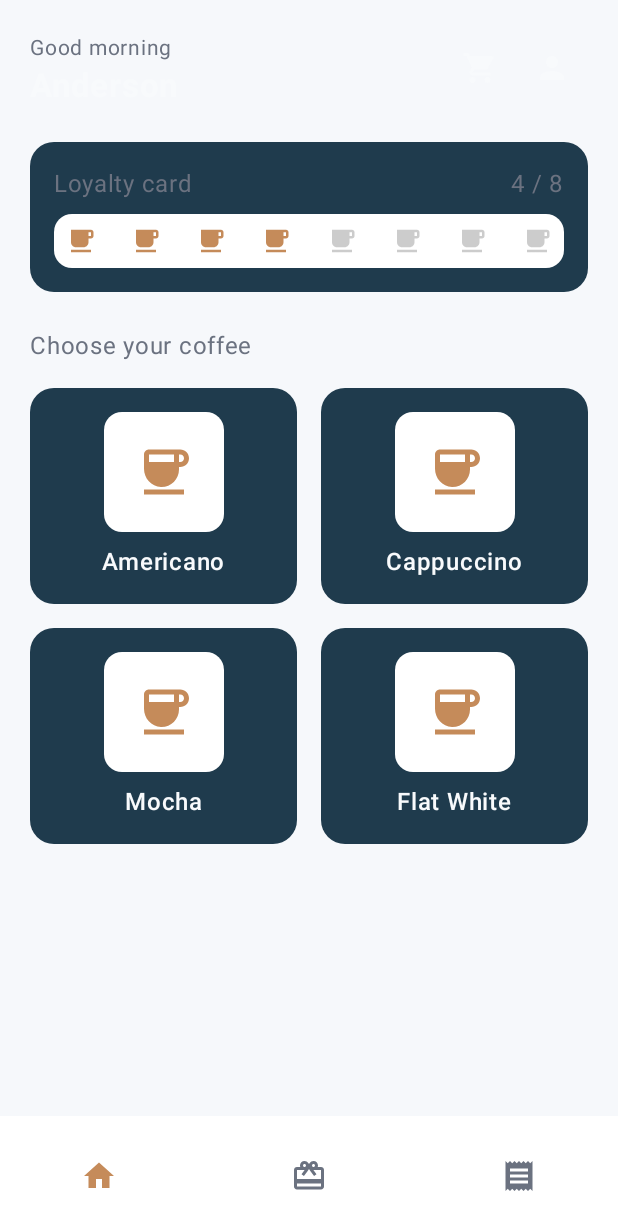
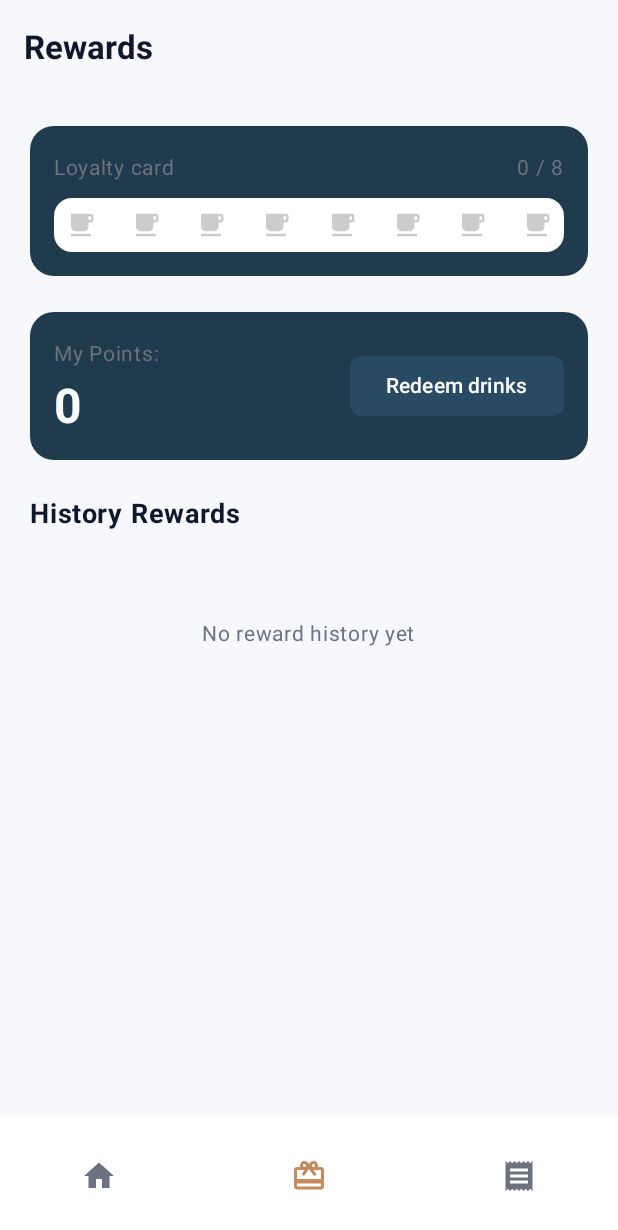
Before and after one commit to coderbian/TheCodeCup, an Android app built with Jetpack Compose: the screen it shows after launch (MainActivity), item 2 of the bottom bar chosen, on a phone screen of 412 x 824 dp. Shown: the top 1230 px of the screen. Run offline under Robolectric (Android 15) with nearby library versions, the phone set to English and light mode, and no system bars.

Commit message:
feat: add rewards screen and redeem screen

```diff
--- a/app/src/main/java/com/example/thecodecup/MainActivity.kt
+++ b/app/src/main/java/com/example/thecodecup/MainActivity.kt
@@ -13,6 +13,8 @@ import com.example.thecodecup.ui.screens.DetailsScreen
 import com.example.thecodecup.ui.screens.CartScreen
 import com.example.thecodecup.screens.OrderSuccessScreen
 import com.example.thecodecup.screens.MyOrdersScreen
+import com.example.thecodecup.screens.RewardsScreen
+import com.example.thecodecup.screens.RedeemScreen
 
 class MainActivity : ComponentActivity() {
     override fun onCreate(savedInstanceState: Bundle?) {
@@ -39,6 +41,12 @@ class MainActivity : ComponentActivity() {
 
                     // Route My Orders
                     composable(Screen.MyOrders.route) { MyOrdersScreen(navController) }
+
+                    // Route Rewards
+                    composable(Screen.Rewards.route) { RewardsScreen(navController) }
+
+                    // Route Redeem
+                    composable(Screen.Redeem.route) { RedeemScreen(navController) }
                 }
             }
         }
--- a/app/src/main/java/com/example/thecodecup/Screens.kt
+++ b/app/src/main/java/com/example/thecodecup/Screens.kt
@@ -9,4 +9,6 @@ sealed class Screen(val route: String) {
     object Cart : Screen("cart_screen")
     object OrderSuccess : Screen("order_success_screen")
     object MyOrders : Screen("my_orders_screen")
+    object Rewards : Screen("rewards_screen")
+    object Redeem : Screen("redeem_screen")
 }
--- a/app/src/main/java/com/example/thecodecup/model/CoffeeData.kt
+++ b/app/src/main/java/com/example/thecodecup/model/CoffeeData.kt
@@ -1,6 +1,7 @@
 package com.example.thecodecup.model
 
 import androidx.compose.runtime.mutableStateListOf
+import androidx.compose.runtime.mutableStateOf
 import java.text.SimpleDateFormat
 import java.util.*
 
@@ -38,6 +39,22 @@ data class Order(
     val address: String = "3 Addersion Court Chino Hills, HO56824, United State"
 )
 
+// Định nghĩa cấu trúc reward history entry
+data class RewardHistory(
+    val id: String,
+    val coffeeName: String,
+    val points: Int,
+    val dateTime: String
+)
+
+// Định nghĩa cấu trúc redeemable item
+data class RedeemableItem(
+    val id: String,
+    val name: String,
+    val pointsRequired: Int,
+    val validUntil: String
+)
+
 // Singleton quản lý dữ liệu (Giả lập Database)
 object DataManager {
     // Menu Cafe giả
@@ -53,6 +70,22 @@ object DataManager {
 
     // Danh sách đơn hàng
     val orders = mutableStateListOf<Order>()
+
+    // Loyalty stamps (0-8)
+    var loyaltyStamps = mutableStateOf(0)
+
+    // Total reward points
+    var totalPoints = mutableStateOf(0)
+
+    // Reward history
+    val rewardHistory = mutableStateListOf<RewardHistory>()
+
+    // Redeemable items
+    val redeemableItems = listOf(
+        RedeemableItem("1", "Cafe Latte", 180, "04.07.21"),
+        RedeemableItem("2", "Flat White", 180, "04.07.21"),
+        RedeemableItem("3", "Cappuccino", 180, "04.07.21")
+    )
 
     fun addToCart(item: CartItem) {
         cart.add(item)
@@ -86,7 +119,16 @@ object DataManager {
         val orderIndex = orders.indexOfFirst { it.id == orderId }
         if (orderIndex != -1) {
             val order = orders[orderIndex]
+            val oldStatus = order.status
             orders[orderIndex] = order.copy(status = status)
+
+            // If order is being completed, add rewards
+            if (oldStatus == OrderStatus.ONGOING && status == OrderStatus.COMPLETED) {
+                // Increment loyalty stamps
+                incrementLoyaltyStamps()
+                // Add reward points and history
+                addRewardPoints(order)
+            }
         }
     }
 
@@ -95,4 +137,42 @@ object DataManager {
         val dateFormat = SimpleDateFormat("dd MMMM | hh:mm a", Locale.ENGLISH)
         return dateFormat.format(Date())
     }
+
+    // Increment loyalty stamps when order is completed
+    fun incrementLoyaltyStamps() {
+        if (loyaltyStamps.value < 8) {
+            loyaltyStamps.value = loyaltyStamps.value + 1
+        }
+    }
+
+    // Reset loyalty stamps when reaching 8
+    fun resetLoyaltyStamps() {
+        loyaltyStamps.value = 0
+    }
+
+    // Add reward points and history when order is completed
+    fun addRewardPoints(order: Order) {
+        // Award 12 points per order (as shown in Figma)
+        val pointsEarned = 12
+        totalPoints.value = totalPoints.value + pointsEarned
+
+        // Add to reward history (use first coffee name from order)
+        val coffeeName = order.items.firstOrNull()?.coffee?.name ?: "Order"
+        val historyEntry = RewardHistory(
+            id = UUID.randomUUID().toString(),
+            coffeeName = coffeeName,
+            points = pointsEarned,
+            dateTime = order.dateTime
+        )
+        rewardHistory.add(historyEntry)
+    }
+
+    // Redeem points for an item
+    fun redeemPoints(item: RedeemableItem): Boolean {
+        if (totalPoints.value >= item.pointsRequired) {
+            totalPoints.value = totalPoints.value - item.pointsRequired
+            return true
+        }
+        return false
+    }
 }
--- a/app/src/main/java/com/example/thecodecup/screens/HomeScreen.kt
+++ b/app/src/main/java/com/example/thecodecup/screens/HomeScreen.kt
@@ -7,8 +7,10 @@ import androidx.compose.foundation.lazy.grid.LazyVerticalGrid
 import androidx.compose.foundation.shape.RoundedCornerShape
 import androidx.compose.material.icons.Icons
 import androidx.compose.material.icons.filled.*
+import androidx.compose.foundation.clickable
 import androidx.compose.material3.*
 import androidx.compose.runtime.Composable
+import androidx.compose.runtime.getValue
 import androidx.compose.ui.Alignment
 import androidx.compose.ui.Modifier
 import androidx.compose.ui.draw.clip
@@ -18,6 +20,7 @@ import androidx.compose.ui.unit.dp
 import androidx.compose.ui.unit.sp
 import androidx.navigation.NavController
 import com.example.thecodecup.Screen
+import com.example.thecodecup.model.DataManager
 import com.example.thecodecup.ui.theme.*
 
 @OptIn(ExperimentalMaterial3Api::class)
@@ -39,7 +42,7 @@ fun HomeScreen(navController: NavController) {
             Spacer(modifier = Modifier.height(24.dp))
 
             // 2. Loyalty Card View
-            LoyaltyCardSection()
+            LoyaltyCardSection(navController)
 
             Spacer(modifier = Modifier.height(24.dp))
 
@@ -71,16 +74,25 @@ fun HeaderSection() {
 }
 
 @Composable
-fun LoyaltyCardSection() {
+fun LoyaltyCardSection(navController: NavController) {
+    val loyaltyStamps by DataManager.loyaltyStamps
+
     Card(
         colors = CardDefaults.cardColors(containerColor = LightCards),
         shape = RoundedCornerShape(16.dp),
-        modifier = Modifier.fillMaxWidth().height(100.dp)
+        modifier = Modifier
+            .fillMaxWidth()
+            .height(100.dp)
+            .clickable(enabled = loyaltyStamps >= 8) {
+                if (loyaltyStamps >= 8) {
+                    DataManager.resetLoyaltyStamps()
+                }
+            }
     ) {
         Column(modifier = Modifier.padding(16.dp), verticalArrangement = Arrangement.Center) {
             Row(modifier = Modifier.fillMaxWidth(), horizontalArrangement = Arrangement.SpaceBetween) {
-                Text("Loyalty card", color = TextGray)
-                Text("4 / 8", color = TextGray)
+                Text("Loyalty card", color = TextGray, fontSize = 14.sp)
+                Text("$loyaltyStamps / 8", color = TextGray, fontSize = 14.sp)
             }
             Spacer(modifier = Modifier.height(8.dp))
             Row(
@@ -91,8 +103,7 @@ fun LoyaltyCardSection() {
                     Icon(
                         imageVector = Icons.Default.LocalCafe,
                         contentDescription = null,
-                        // 4 ly đầu màu nâu, 4 ly sau màu xám
-                        tint = if (index < 4) CoffeeBrown else Color.LightGray,
+                        tint = if (index < loyaltyStamps) CoffeeBrown else Color.LightGray,
                         modifier = Modifier.size(20.dp)
                     )
                 }
@@ -153,10 +164,18 @@ fun BottomNavBar(navController: NavController, currentRoute: String? = null) {
             colors = NavigationBarItemDefaults.colors(indicatorColor = SurfaceLight, selectedIconColor = CoffeeBrown, unselectedIconColor = TextGray)
         )
         NavigationBarItem(
-            icon = { Icon(Icons.Default.CardGiftcard, null) }, // Rewards icon placeholder
-            selected = false,
-            onClick = {},
-            colors = NavigationBarItemDefaults.colors(unselectedIconColor = TextGray)
+            icon = { Icon(Icons.Default.CardGiftcard, null) }, // Rewards icon
+            selected = currentRoute == Screen.Rewards.route,
+            onClick = {
+                navController.navigate(Screen.Rewards.route) {
+                    popUpTo(Screen.Home.route) { inclusive = false }
+                }
+            },
+            colors = NavigationBarItemDefaults.colors(
+                indicatorColor = SurfaceLight,
+                selectedIconColor = CoffeeBrown,
+                unselectedIconColor = TextGray
+            )
         )
         NavigationBarItem(
             icon = { Icon(Icons.Default.Receipt, null) }, // Orders icon
--- /dev/null
+++ b/app/src/main/java/com/example/thecodecup/screens/RewardsScreen.kt
@@ -0,0 +1,204 @@
+package com.example.thecodecup.screens
+
+import androidx.compose.foundation.background
+import androidx.compose.foundation.clickable
+import androidx.compose.foundation.layout.*
+import androidx.compose.foundation.lazy.LazyColumn
+import androidx.compose.foundation.lazy.items
+import androidx.compose.foundation.shape.RoundedCornerShape
+import androidx.compose.material.icons.Icons
+import androidx.compose.material.icons.filled.LocalCafe
+import androidx.compose.material3.*
+import androidx.compose.runtime.Composable
+import androidx.compose.ui.Alignment
+import androidx.compose.ui.Modifier
+import androidx.compose.ui.graphics.Color
+import androidx.compose.ui.text.font.FontWeight
+import androidx.compose.ui.unit.dp
+import androidx.compose.ui.unit.sp
+import androidx.navigation.NavController
+import com.example.thecodecup.Screen
+import com.example.thecodecup.model.DataManager
+import com.example.thecodecup.ui.theme.*
+
+@OptIn(ExperimentalMaterial3Api::class)
+@Composable
+fun RewardsScreen(navController: NavController) {
+    val loyaltyStamps = DataManager.loyaltyStamps.value
+    val totalPoints = DataManager.totalPoints.value
+    val rewardHistory = DataManager.rewardHistory
+
+    Scaffold(
+        containerColor = BackgroundLight,
+        topBar = {
+            TopAppBar(
+                title = { Text("Rewards", fontWeight = FontWeight.Bold) },
+                colors = TopAppBarDefaults.topAppBarColors(
+                    containerColor = BackgroundLight,
+                    titleContentColor = TextPrimary
+                )
+            )
+        },
+        bottomBar = { BottomNavBar(navController, currentRoute = Screen.Rewards.route) }
+    ) { paddingValues ->
+        Column(
+            modifier = Modifier
+                .fillMaxSize()
+                .padding(paddingValues)
+                .padding(20.dp),
+            verticalArrangement = Arrangement.spacedBy(24.dp)
+        ) {
+            // Loyalty Card Section
+            LoyaltyCardSection(
+                stamps = loyaltyStamps,
+                onResetClick = {
+                    if (loyaltyStamps >= 8) {
+                        DataManager.resetLoyaltyStamps()
+                    }
+                }
+            )
+
+            // My Points Section
+            MyPointsSection(
+                totalPoints = totalPoints,
+                onRedeemClick = {
+                    navController.navigate(Screen.Redeem.route)
+                }
+            )
+
+            // History Rewards Section
+            Text(
+                text = "History Rewards",
+                fontSize = 18.sp,
+                fontWeight = FontWeight.Bold,
+                color = TextPrimary
+            )
+
+            if (rewardHistory.isEmpty()) {
+                Box(
+                    modifier = Modifier
+                        .fillMaxWidth()
+                        .padding(32.dp),
+                    contentAlignment = Alignment.Center
+                ) {
+                    Text(
+                        text = "No reward history yet",
+                        color = TextGray,
+                        fontSize = 14.sp
+                    )
+                }
+            } else {
+                LazyColumn(
+                    verticalArrangement = Arrangement.spacedBy(12.dp)
+                ) {
+                    items(rewardHistory.reversed()) { history ->
+                        RewardHistoryItem(history = history)
+                    }
+                }
+            }
+        }
+    }
+}
+
+@Composable
+fun LoyaltyCardSection(stamps: Int, onResetClick: () -> Unit) {
+    Card(
+        colors = CardDefaults.cardColors(containerColor = LightCards),
+        shape = RoundedCornerShape(16.dp),
+        modifier = Modifier
+            .fillMaxWidth()
+            .height(100.dp)
+            .clickable(enabled = stamps >= 8, onClick = onResetClick)
+    ) {
+        Column(modifier = Modifier.padding(16.dp), verticalArrangement = Arrangement.Center) {
+            Row(modifier = Modifier.fillMaxWidth(), horizontalArrangement = Arrangement.SpaceBetween) {
+                Text("Loyalty card", color = TextGray, fontSize = 14.sp)
+                Text("$stamps / 8", color = TextGray, fontSize = 14.sp)
+            }
+            Spacer(modifier = Modifier.height(8.dp))
+            Row(
+                modifier = Modifier
+                    .fillMaxWidth()
+                    .background(Color.White, RoundedCornerShape(12.dp))
+                    .padding(8.dp),
+                horizontalArrangement = Arrangement.SpaceBetween
+            ) {
+                repeat(8) { index ->
+                    Icon(
+                        imageVector = Icons.Default.LocalCafe,
+                        contentDescription = null,
+                        tint = if (index < stamps) CoffeeBrown else Color.LightGray,
+                        modifier = Modifier.size(20.dp)
+                    )
+                }
+            }
+        }
+    }
+}
+
+@Composable
+fun MyPointsSection(totalPoints: Int, onRedeemClick: () -> Unit) {
+    Card(
+        colors = CardDefaults.cardColors(containerColor = LightCards),
+        shape = RoundedCornerShape(16.dp),
+        modifier = Modifier.fillMaxWidth()
+    ) {
+        Row(
+            modifier = Modifier
+                .fillMaxWidth()
+                .padding(16.dp),
+            horizontalArrangement = Arrangement.SpaceBetween,
+            verticalAlignment = Alignment.CenterVertically
+        ) {
+            Column {
+                Text("My Points:", color = TextGray, fontSize = 14.sp)
+                Spacer(modifier = Modifier.height(4.dp))
+                Text(
+                    text = totalPoints.toString(),
+                    color = TextWhite,
+                    fontSize = 32.sp,
+                    fontWeight = FontWeight.Bold
+                )
+            }
+            Button(
+                onClick = onRedeemClick,
+                colors = ButtonDefaults.buttonColors(containerColor = ButtonBlue),
+                shape = RoundedCornerShape(8.dp)
+            ) {
+                Text("Redeem drinks", color = Color.White, fontSize = 14.sp)
+            }
+        }
+    }
+}
+
+@Composable
+fun RewardHistoryItem(history: com.example.thecodecup.model.RewardHistory) {
+    Row(
+        modifier = Modifier.fillMaxWidth(),
+        horizontalArrangement = Arrangement.SpaceBetween,
+        verticalAlignment = Alignment.CenterVertically
+    ) {
+        Text(
+            text = history.coffeeName,
+            color = TextPrimary,
+            fontSize = 16.sp,
+            fontWeight = FontWeight.Medium
+        )
+        Row(
+            horizontalArrangement = Arrangement.spacedBy(8.dp),
+            verticalAlignment = Alignment.CenterVertically
+        ) {
+            Text(
+                text = "+ ${history.points} Pts",
+                color = CoffeeBrown,
+                fontSize = 14.sp,
+                fontWeight = FontWeight.Medium
+            )
+            Text(
+                text = history.dateTime,
+                color = TextGray,
+                fontSize = 12.sp
+            )
+        }
+    }
+}
```
Also changed, not shown: app/src/main/java/com/example/thecodecup/screens/RedeemScreen.kt (added, +141 -0 lines), 1 other file.
